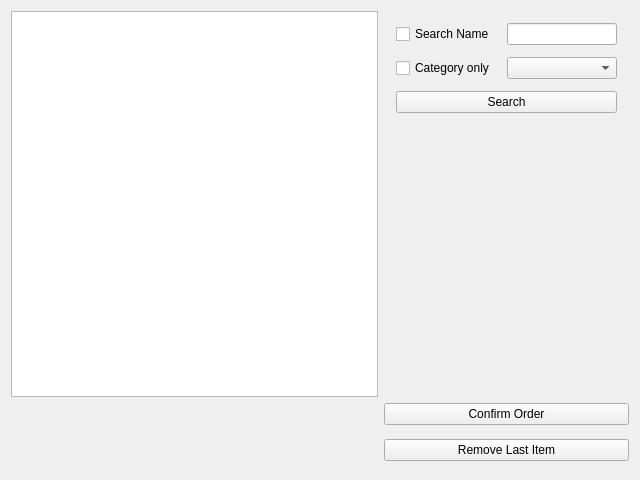
The window that outboundwidget.ui (ramugarkini/Cafe-Sales) describes before a commit, drawn with Qt 5.
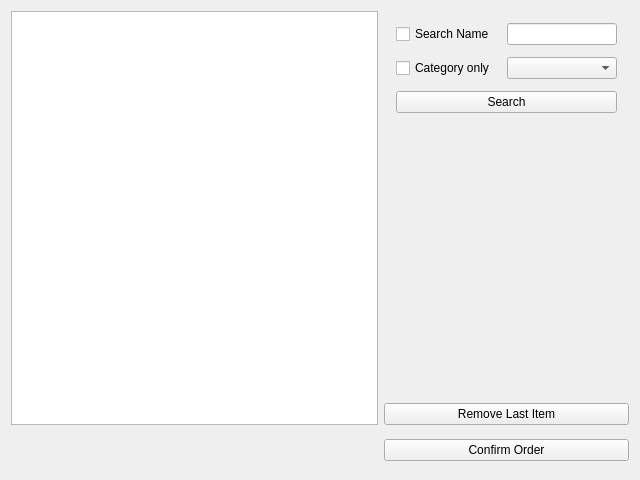
The same window after the commit.

The edit to the form file:
```diff
--- a/outboundwidget.ui
+++ b/outboundwidget.ui
@@ -78,27 +78,6 @@
      </item>
     </layout>
    </item>
-   <item row="3" column="1">
-    <widget class="QPushButton" name="pushButtonOutbound">
-     <property name="text">
-      <string>Confirm Order</string>
-     </property>
-    </widget>
-   </item>
-   <item row="1" column="0">
-    <widget class="QTableView" name="tableViewOutbound">
-     <property name="editTriggers">
-      <set>QAbstractItemView::NoEditTriggers</set>
-     </property>
-    </widget>
-   </item>
-   <item row="4" column="1">
-    <widget class="QPushButton" name="pushButtonOutboundRemoveLast">
-     <property name="text">
-      <string>Remove Last Item</string>
-     </property>
-    </widget>
-   </item>
    <item row="4" column="0">
     <layout class="QVBoxLayout">
      <property name="spacing">
@@ -162,6 +141,27 @@
      </item>
     </layout>
    </item>
+   <item row="4" column="1">
+    <widget class="QPushButton" name="pushButtonOutbound">
+     <property name="text">
+      <string>Confirm Order</string>
+     </property>
+    </widget>
+   </item>
+   <item row="3" column="1">
+    <widget class="QPushButton" name="pushButtonOutboundRemoveLast">
+     <property name="text">
+      <string>Remove Last Item</string>
+     </property>
+    </widget>
+   </item>
+   <item row="1" column="0" rowspan="3">
+    <widget class="QTableView" name="tableViewOutbound">
+     <property name="editTriggers">
+      <set>QAbstractItemView::NoEditTriggers</set>
+     </property>
+    </widget>
+   </item>
   </layout>
  </widget>
  <resources/>
```
